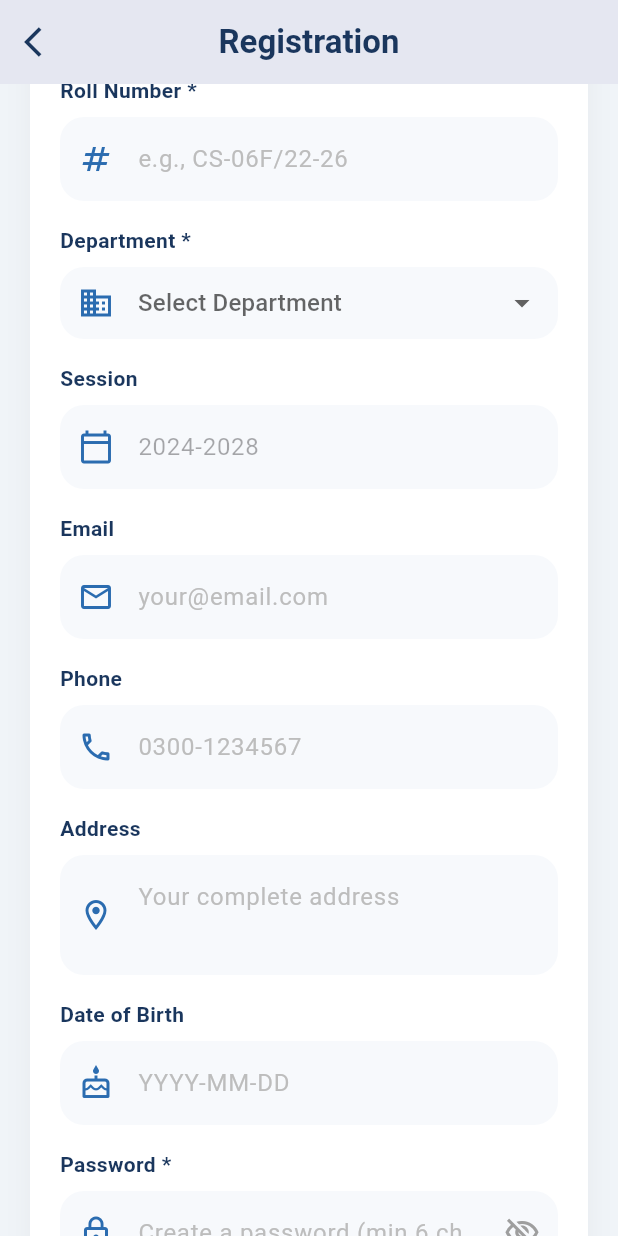
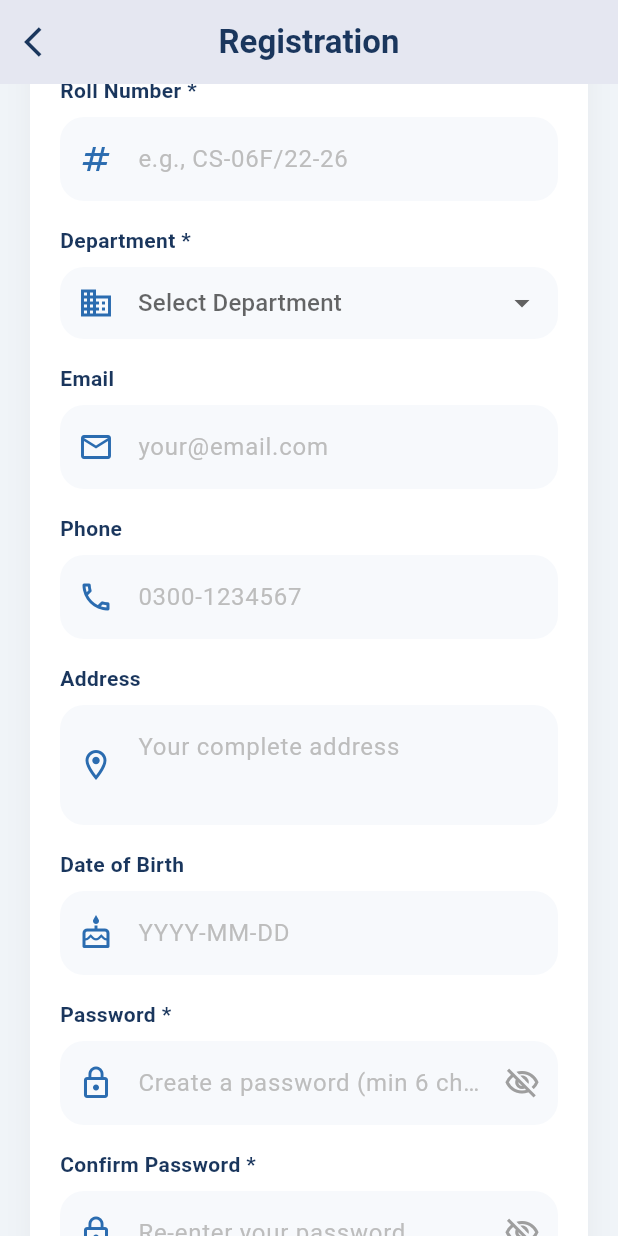
Before and after one commit to engrmumtazali0112/Student-Complaint-Management-System, a Flutter app: the StudentRegisterScreen screen opened directly, scrolled down 576 dp, on a phone screen of 412 x 824 dp. Run offline on Flutter 3.47's test engine with Material 3 defaults, Android fonts, the phone set to English and light mode, and no system bars; our stand-ins replace file_picker.

Commit message:
feat: Remove session field from student registration form

```diff
--- a/frontend/lib/screens/student_register.dart
+++ b/frontend/lib/screens/student_register.dart
@@ -168,7 +168,6 @@ class _StudentRegisterScreenState extends State<StudentRegisterScreen> {
 
     setState(() => isLoading = true);
 
-    // Use localhost instead of 127.0.0.1 for better compatibility
     final url = Uri.parse('http://localhost:8000/api/student/register/');
 
     try {
@@ -177,7 +176,7 @@ class _StudentRegisterScreenState extends State<StudentRegisterScreen> {
         "father_name": fatherNameController.text.trim(),
         "roll_no": rollNoController.text.trim().toUpperCase(),
         "department": selectedDepartment,
-        "session": "2024-2028",
+        // Session field removed - backend will handle default value
         "password": passwordController.text,
         "confirm_password": confirmPasswordController.text,
         "email": emailController.text.trim(),
@@ -208,13 +207,11 @@ class _StudentRegisterScreenState extends State<StudentRegisterScreen> {
 
       if (!mounted) return;
 
-      // Check if response is JSON
       if (response.body.trim().startsWith('{')) {
         final data = jsonDecode(response.body);
 
         if (response.statusCode == 200 || response.statusCode == 201) {
           if (data['success'] == true) {
-            // Upload profile picture if selected
             if (selectedImageBytes != null) {
               await uploadProfilePicture(rollNoController.text.trim().toUpperCase());
             }
@@ -229,7 +226,6 @@ class _StudentRegisterScreenState extends State<StudentRegisterScreen> {
               ),
             );
 
-            // Clear form
             nameController.clear();
             fatherNameController.clear();
             rollNoController.clear();
@@ -269,8 +265,7 @@ class _StudentRegisterScreenState extends State<StudentRegisterScreen> {
           );
         }
       } else {
-        // Response is not JSON - likely an HTML error page
-        debugPrint("Non-JSON response received: ${response.body.substring(0, response.body.length > 200 ? 200 : response.body.length)}");
+        debugPrint("Non-JSON response received");
         ScaffoldMessenger.of(context).showSnackBar(
           const SnackBar(
             content: Text('Server error. Please check if backend is running correctly.'),
@@ -482,6 +477,7 @@ class _StudentRegisterScreenState extends State<StudentRegisterScreen> {
                     ),
                     const SizedBox(height: 16),
 
+                    // Department Dropdown
                     const Text(
                       "Department *",
                       style: TextStyle(
@@ -527,16 +523,10 @@ class _StudentRegisterScreenState extends State<StudentRegisterScreen> {
                         isExpanded: true,
                       ),
                     ),
+
                     const SizedBox(height: 16),
 
-                    _buildInputField(
-                      label: "Session",
-                      hint: "e.g., 2024-2028",
-                      icon: Icons.calendar_today_outlined,
-                      controller: TextEditingController(text: "2024-2028"),
-                      enabled: false,
-                    ),
-                    const SizedBox(height: 16),
+                    // Session field REMOVED - no longer displayed
 
                     _buildInputField(
                       label: "Email",
```
